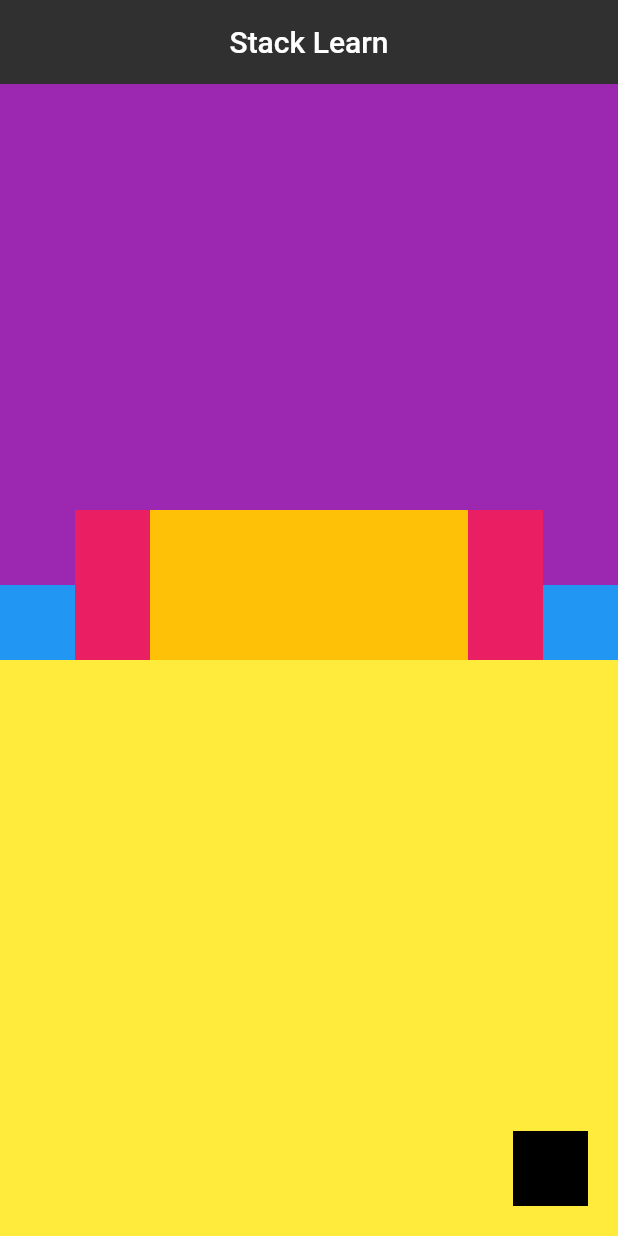
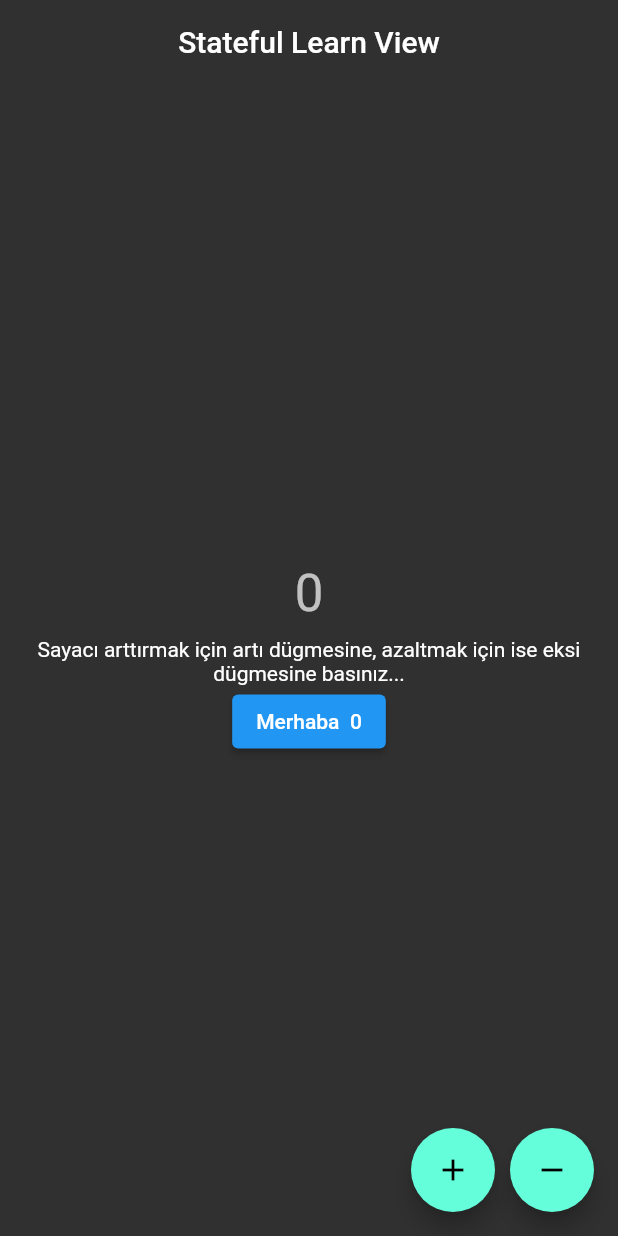
Before and after one commit to omeryilmaz2K/Flutter-Full-Learn, a Flutter app: the screen it shows after launch, on a phone screen of 412 x 824 dp. Run offline on Flutter 3.47's test engine with Material 2 defaults, Android fonts, the phone set to English and light mode, and no system bars.

Commit message:
101 seviyesinde stateful_learn_view çalışması gerçekleştirildi.

```diff
--- /dev/null
+++ b/lib/101/stateful_learn_view.dart
@@ -0,0 +1,117 @@
+import 'package:flutter/material.dart';
+
+class CounterHelloButton extends StatefulWidget {
+  const CounterHelloButton({Key? key}) : super(key: key);
+
+  @override
+  _CounterHelloButtonState createState() => _CounterHelloButtonState();
+}
+
+class _CounterHelloButtonState extends State<CounterHelloButton> {
+  final String _title = 'Stateful Learn View';
+  final String _visitorText = 'Merhaba ';
+  int _visitorCounterValue = 0;
+
+  void _vistorCounter() {
+    _visitorCounterValue++;
+    setState(() {});
+  }
+
+  @override
+  Widget build(BuildContext context) {
+    return ElevatedButton(
+        onPressed: _vistorCounter,
+        child: Text('$_visitorText $_visitorCounterValue'));
+  }
+}
+
+class StatefulLearnView extends StatefulWidget {
+  const StatefulLearnView({Key? key}) : super(key: key);
+
+  @override
+  _StatefulLearnViewState createState() => _StatefulLearnViewState();
+}
+
+
+
+class _StatefulLearnViewState extends State<StatefulLearnView> {
+  final String _title = 'Stateful Learn View';
+  int _counter = 0;
+  final String _description =
+      'Sayacı arttırmak için artı dügmesine, azaltmak için ise eksi dügmesine basınız...';
+
+  void _counterFunction(bool isIncrease) {
+    if (isIncrease) {
+      _counter++;
+      setState(() {});
+    } else {
+      _counter--;
+      setState(() {});
+    }
+  }
+
+  @override
+  Widget build(BuildContext context) {
+    return Scaffold(
+      appBar: AppBar(
+        title: Text(_title),
+      ),
+      body: Column(
+        mainAxisAlignment: MainAxisAlignment.center,
+        children: [
+          _counterText(),
+          _descriptionText(context),
+          const CounterHelloButton()
+        ],
+      ),
+      floatingActionButton: Row(
+        mainAxisSize: MainAxisSize.min,
+        children: [
+          _incrementButton(),
+          _decreaseButton(),
+        ],
+      ),
+    );
+  }
+
+  Center _counterText() {
+    return Center(
+      child: Text(
+        _counter.toString(),
+        style: Theme.of(context).textTheme.headline4,
+      ),
+    );
+  }
+
+  Padding _descriptionText(BuildContext context) {
+    return Padding(
+      padding: UtilityPaddings.textPadding,
+      child: Text(
+        _description,
+        style: Theme.of(context).textTheme.bodyText2,
+        textAlign: TextAlign.center,
+      ),
+    );
+  }
+
+  FloatingActionButton _incrementButton() {
+    return FloatingActionButton(
+      onPressed: () => _counterFunction(true),
+      child: const Icon(Icons.add),
+    );
+  }
+
+  Padding _decreaseButton() {
+    return Padding(
+        padding: UtilityPaddings.fABPadding,
+        child: FloatingActionButton(
+          onPressed: () => _counterFunction(false),
+          child: const Icon(Icons.remove),
+        ));
+  }
+}
+
+class UtilityPaddings {
+  static const textPadding = EdgeInsets.only(top: 10);
+  static const fABPadding = EdgeInsets.only(left: 10);
+}
--- a/lib/main.dart
+++ b/lib/main.dart
@@ -1,7 +1,7 @@
 import 'package:flutter/material.dart';
 import 'package:flutter/services.dart';
+import 'package:flutter_full_learn/101/stateful_learn_view.dart';
 import '101/color_learn_view.dart';
-import '101/stack_learn_view.dart';
 
 void main() {
   runApp(const MyApp());
@@ -29,7 +29,7 @@ class MyApp extends StatelessWidget {
             toolbarTextStyle: TextStyle(color: Colors.blue),
             systemOverlayStyle: SystemUiOverlayStyle.light, // Status Bar
           )),
-      home: const StackLearnView(),
+      home: const StatefulLearnView(),
     );
   }
 }
```
